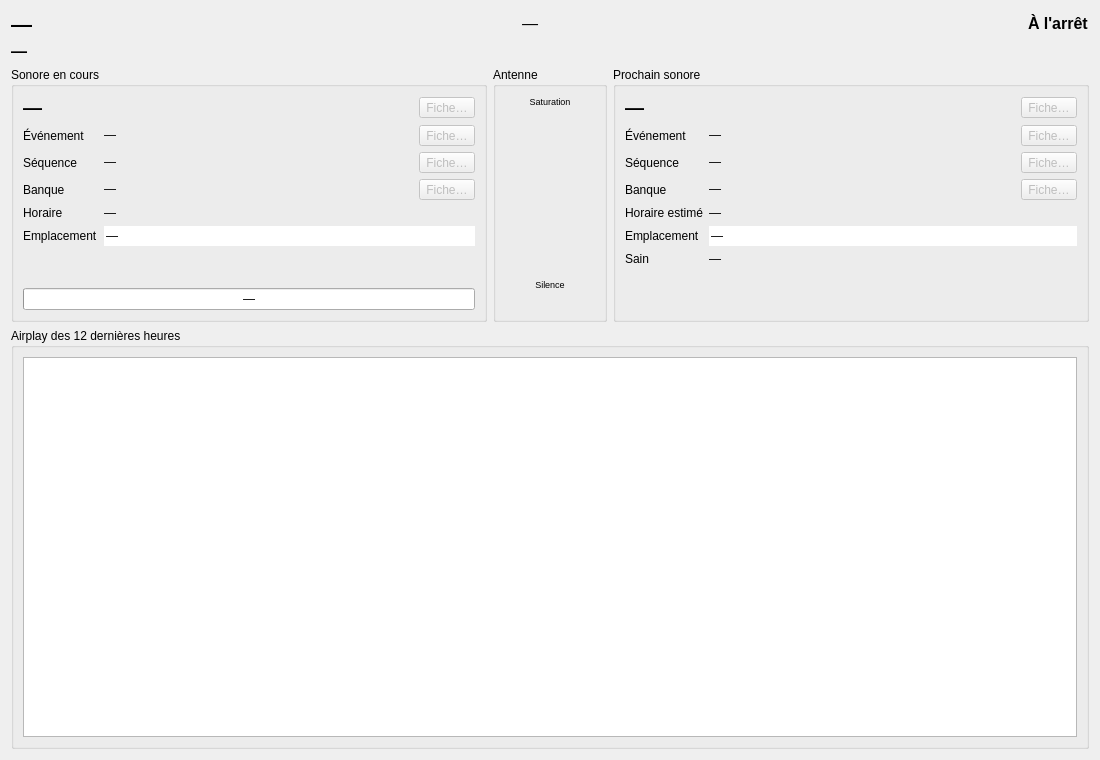
This is src/machincast/interface/ui/ecran_par_defaut.ui in dascritch/machincast as Qt 5 draws it before an edit. The edited form follows.
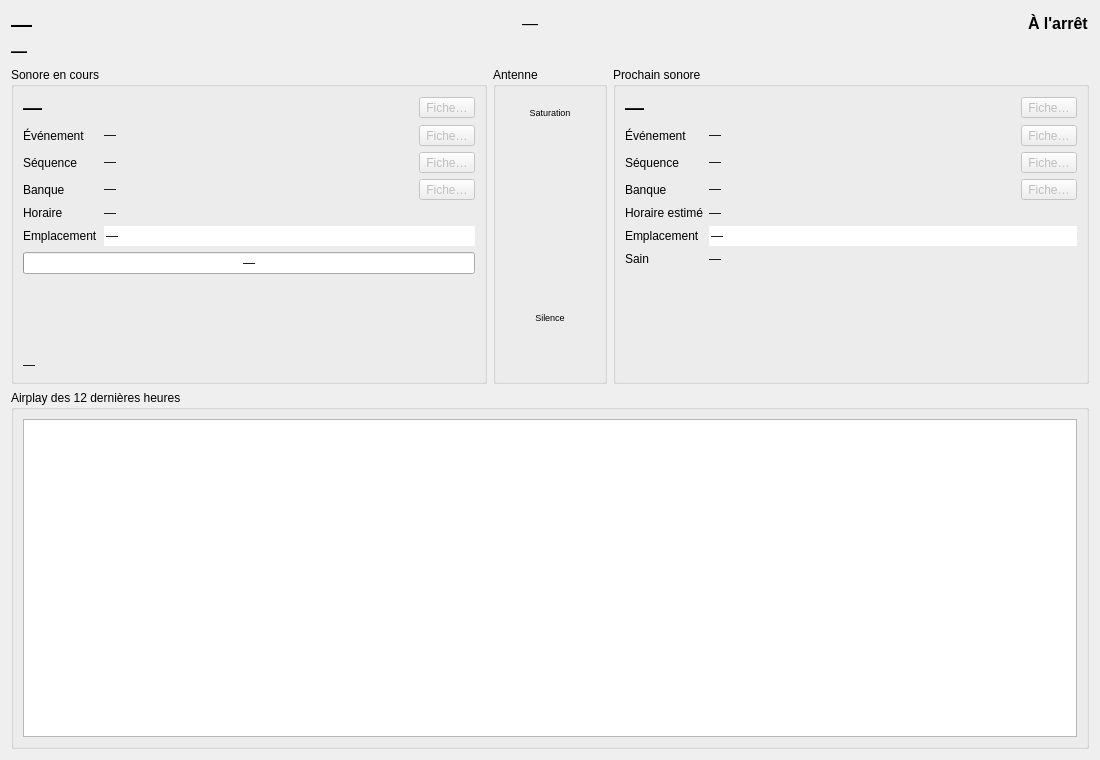
This is the edited form.

Commit message:
feat(interface): frises du sonore en cours et du prochain sonore sur l'accueil
https://github.com/dascritch/machincast/issues/230
Accueil : frise du sonore en cours et du sonore suivant, à la place de la barre de progression

Claude-Session: https://claude.ai/code/session_01KaPegkCQoT3k3oMgjXGsiv

Diff of the .ui file:
```diff
--- a/src/machincast/interface/ui/ecran_par_defaut.ui
+++ b/src/machincast/interface/ui/ecran_par_defaut.ui
@@ -312,6 +312,29 @@
           </property>
          </widget>
         </item>
+        <item>
+         <widget class="QWidget" name="place_frise_en_cours" native="true">
+          <property name="toolTip">
+           <string>Forme d'onde, blancs et fondus du sonore en cours, tels que la diffusion le joue</string>
+          </property>
+          <property name="minimumSize">
+           <size>
+            <width>0</width>
+            <height>72</height>
+           </size>
+          </property>
+         </widget>
+        </item>
+        <item>
+         <widget class="QLabel" name="en_cours_reste">
+          <property name="text">
+           <string>—</string>
+          </property>
+          <property name="textInteractionFlags">
+           <set>Qt::TextInteractionFlag::TextSelectableByMouse</set>
+          </property>
+         </widget>
+        </item>
        </layout>
       </widget>
      </item>
@@ -599,6 +622,19 @@
           </item>
          </layout>
         </item>
+        <item>
+         <widget class="QWidget" name="place_frise_prochain" native="true">
+          <property name="toolTip">
+           <string>Forme d'onde, blancs et fondus du prochain sonore, tels que la diffusion le jouera</string>
+          </property>
+          <property name="minimumSize">
+           <size>
+            <width>0</width>
+            <height>72</height>
+           </size>
+          </property>
+         </widget>
+        </item>
        </layout>
       </widget>
      </item>
```
The commit also changes 14 other files.
